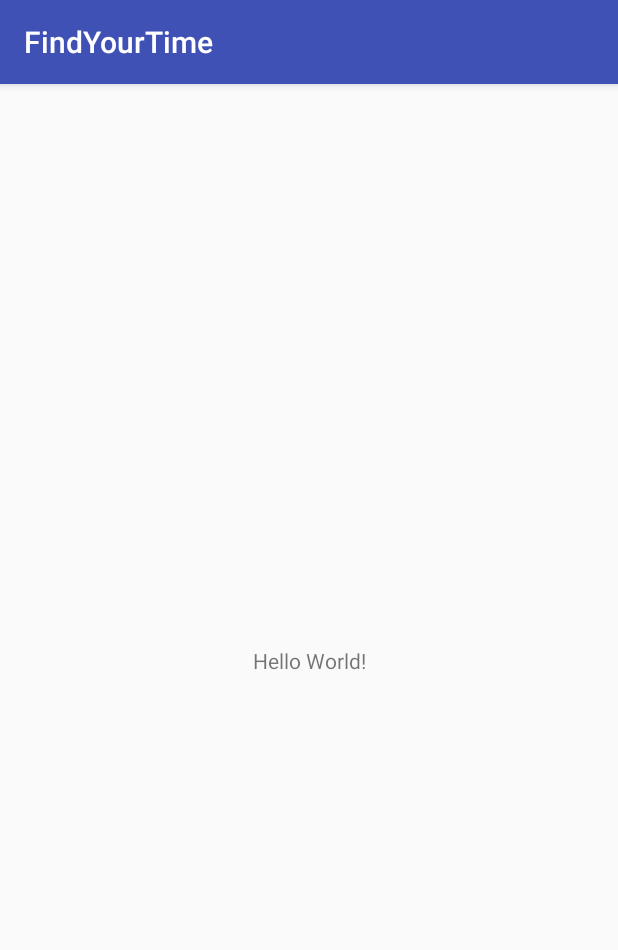
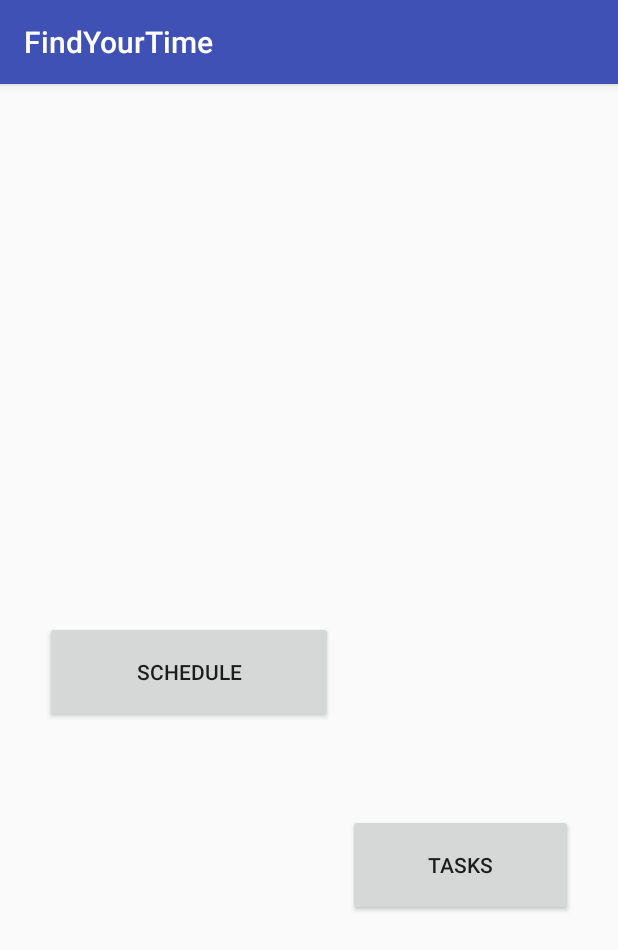
Before and after one commit to mzboito/FindYourTime, an Android app: the screen it shows after launch (MainActivity), on a phone screen of 412 x 824 dp. Shown: the top 950 px of the screen. Run offline under Robolectric (Android 15) with nearby library versions, the phone set to English and light mode, and no system bars.

Commit message:
Schedule and task buttons added

```diff
--- a/FindYourTime/app/src/main/res/layout/activity_main.xml
+++ b/FindYourTime/app/src/main/res/layout/activity_main.xml
@@ -6,13 +6,38 @@
     android:layout_height="match_parent"
     tools:context="com.example.fyt.findyourtime.MainActivity">
 
-    <TextView
-        android:layout_width="wrap_content"
-        android:layout_height="wrap_content"
-        android:text="Hello World!"
+    <Button
+        android:id="@+id/buttonSchedule"
+        android:layout_width="0dp"
+        android:layout_height="68dp"
+        android:layout_alignParentBottom="true"
+
+        android:layout_alignParentRight="true"
+        android:layout_marginBottom="85dp"
+        android:layout_marginEnd="190dp"
+        android:layout_marginStart="30dp"
+        android:layout_marginTop="358dp"
+        android:text="@string/button_schedule"
+
         app:layout_constraintBottom_toBottomOf="parent"
-        app:layout_constraintLeft_toLeftOf="parent"
-        app:layout_constraintRight_toRightOf="parent"
+        app:layout_constraintEnd_toEndOf="parent"
+        app:layout_constraintHorizontal_bias="0.0"
+        app:layout_constraintStart_toStartOf="parent"
+        app:layout_constraintTop_toTopOf="parent"
+        app:layout_constraintVertical_bias="0.0" />
+
+    <Button
+        android:id="@+id/buttonTasks"
+        android:layout_width="0dp"
+        android:layout_height="68dp"
+        android:layout_marginBottom="85dp"
+        android:layout_marginEnd="30dp"
+        android:layout_marginStart="10dp"
+        android:layout_marginTop="358dp"
+        android:text="@string/button_Tasks"
+        app:layout_constraintBottom_toBottomOf="parent"
+        app:layout_constraintEnd_toEndOf="parent"
+        app:layout_constraintStart_toEndOf="@+id/buttonSchedule"
         app:layout_constraintTop_toTopOf="parent" />
 
 </android.support.constraint.ConstraintLayout>
--- a/FindYourTime/app/src/main/res/values/strings.xml
+++ b/FindYourTime/app/src/main/res/values/strings.xml
@@ -1,3 +1,5 @@
 <resources>
     <string name="app_name">FindYourTime</string>
+    <string name="button_schedule">Schedule</string>
+    <string name="button_Tasks">Tasks</string>
 </resources>
```
